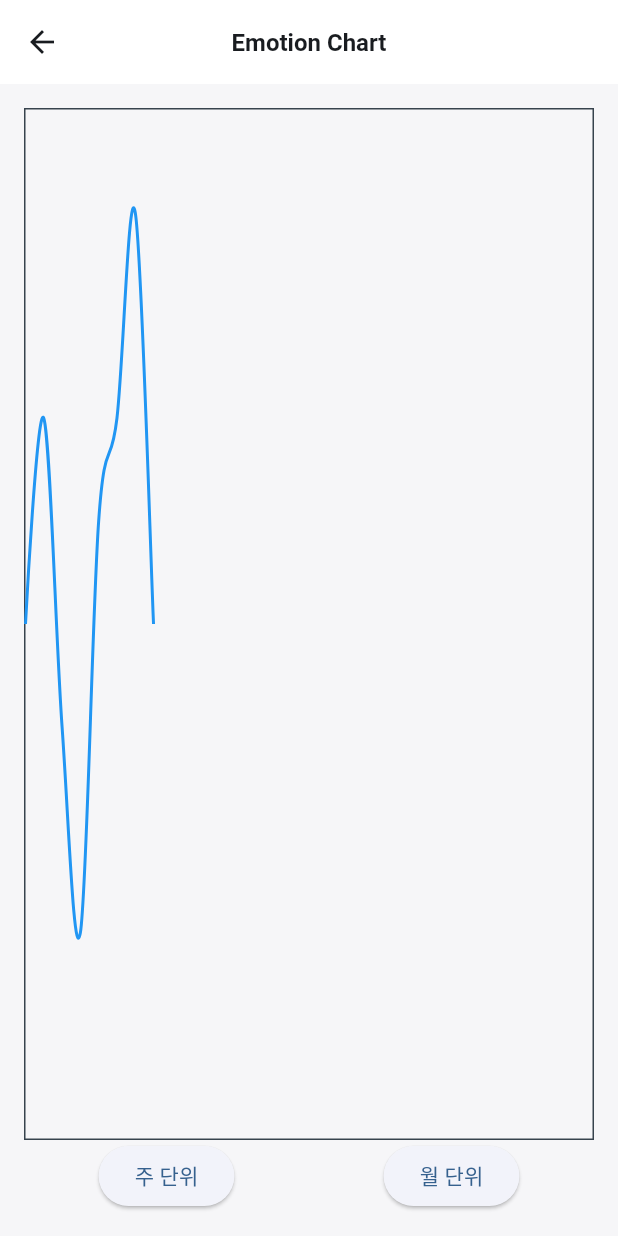
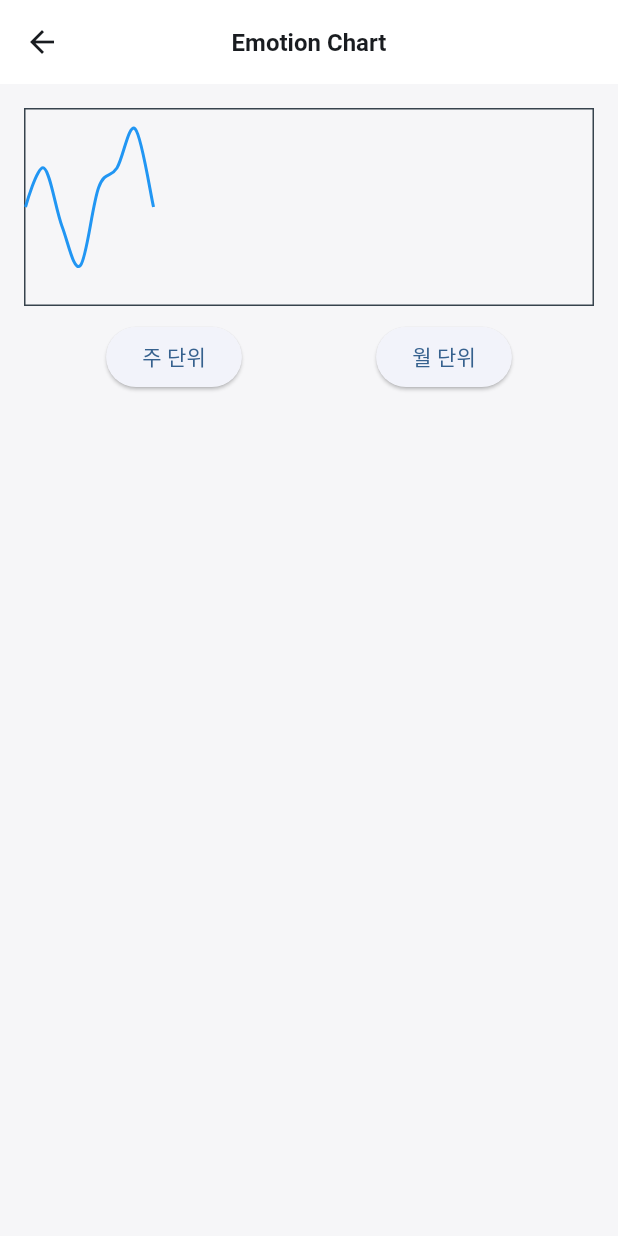
Before and after one commit to FarmSystem/TEA-Time, a Flutter app: the _ChartScreenContent screen opened directly, on a phone screen of 412 x 824 dp. Run offline on Flutter 3.47's test engine with Material 3 defaults, Android fonts, the phone set to English and light mode, and no system bars; drawn by our look-alikes of fl_chart; our stand-ins replace flutter_bloc, flutter_dotenv, flutter_native_splash, flutter_svg, get; Roboto replaces fonts that are missing (Pretendard).

Commit message:
[Design] 감정분석 그래프 컨테이너 높이 수정 + 버튼 마진 설정

```diff
--- a/lib/screen/chart/chart_screen.dart
+++ b/lib/screen/chart/chart_screen.dart
@@ -1,5 +1,6 @@
 import 'package:flutter/material.dart';
 import 'package:flutter_bloc/flutter_bloc.dart';
+import 'package:get/get.dart';
 import 'package:tea_time/bloc/chart/chart_bloc.dart';
 import 'package:fl_chart/fl_chart.dart';
 
@@ -31,6 +32,9 @@ class _ChartScreenContent extends StatelessWidget {
       ),
       body: Padding(
         padding: const EdgeInsets.all(16.0),
+        child: Container(
+          height: 200,
+          width: double.infinity,
           child: Column(
             crossAxisAlignment: CrossAxisAlignment.stretch,
             children: [
@@ -38,11 +42,10 @@ class _ChartScreenContent extends StatelessWidget {
               Expanded(
                 child: BlocBuilder<ChartBloc, ChartState>(
                   builder: (context, state) {
-                  // 여기에서 주/월 단위에 따라 그래프를 그리도록 로직을 추가하세요.
-                  // state로부터 주/월 단위에 따른 데이터를 가져와서 활용합니다.
-                  // 예를 들어, LineChart, BarChart 등을 사용하여 그래프를 그릴 수 있습니다.
+                    // state로부터 주/월 단위에 따른 데이터를 가져와서 사용
+                    // LineChart, BarChart 등을 사용
 
-                  List<FlSpot> spots = [
+                    const List<FlSpot> spots = [
                       FlSpot(0, 50),
                       FlSpot(1, 70),
                       FlSpot(2, 40),
@@ -100,8 +103,9 @@ class _ChartScreenContent extends StatelessWidget {
                     child: Text("월 단위"),
                   ),
                 ],
+              ).marginAll(10),
+            ],
           ),
-          ],
         ),
       ),
     );
```
Lines whose indentation alone changed are shown as unchanged.
